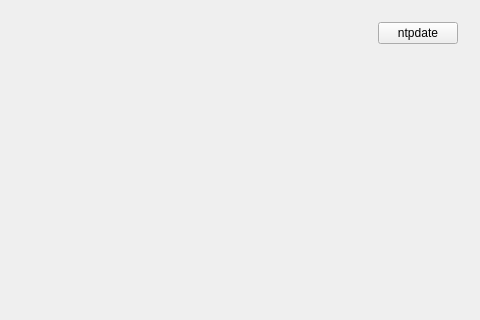
Qt form widget.ui (rcyboom/qtone) before a commit; both pictures show x 345 to 825 and y 0 to 320 of the 825 by 557 pixel window.
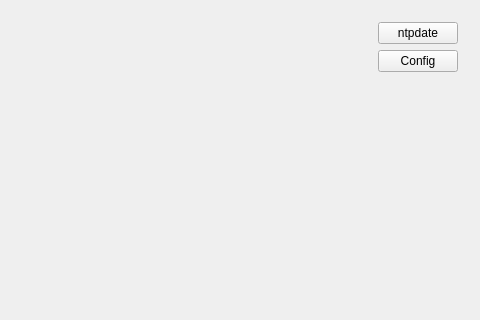
The same form after that commit.

Patch:
```diff
--- a/widget.ui
+++ b/widget.ui
@@ -40,6 +40,13 @@
         </property>
        </widget>
       </item>
+      <item>
+       <widget class="QPushButton" name="btncfg">
+        <property name="text">
+         <string>Config</string>
+        </property>
+       </widget>
+      </item>
       <item>
        <spacer name="verticalSpacer">
         <property name="orientation">
```
